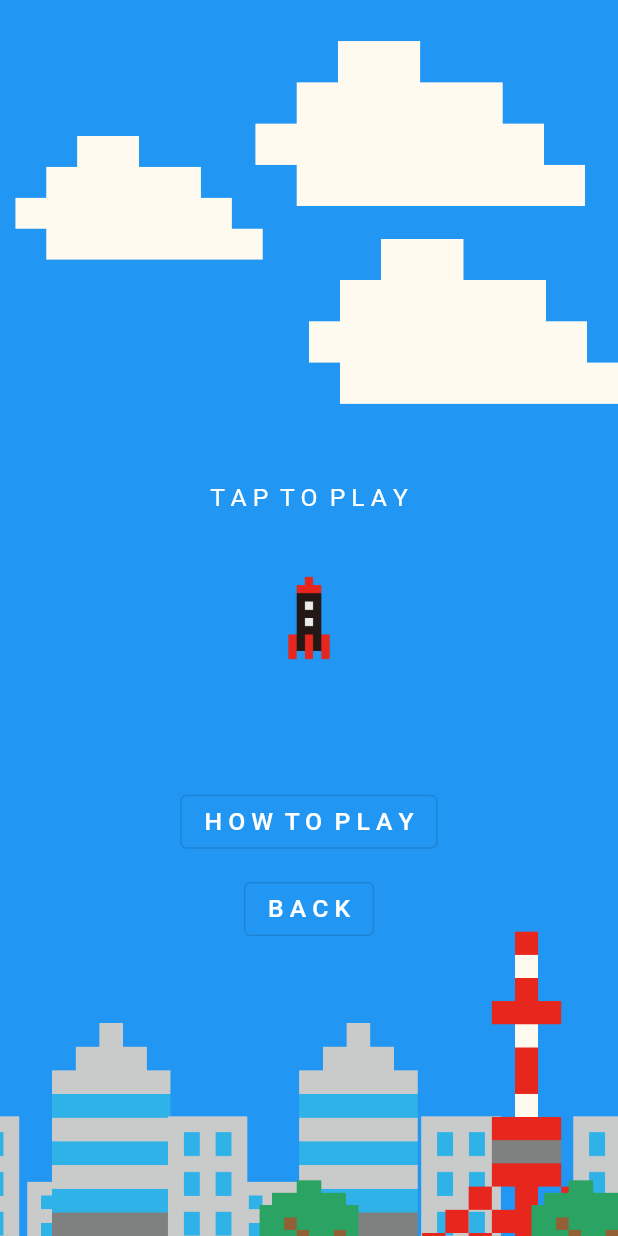
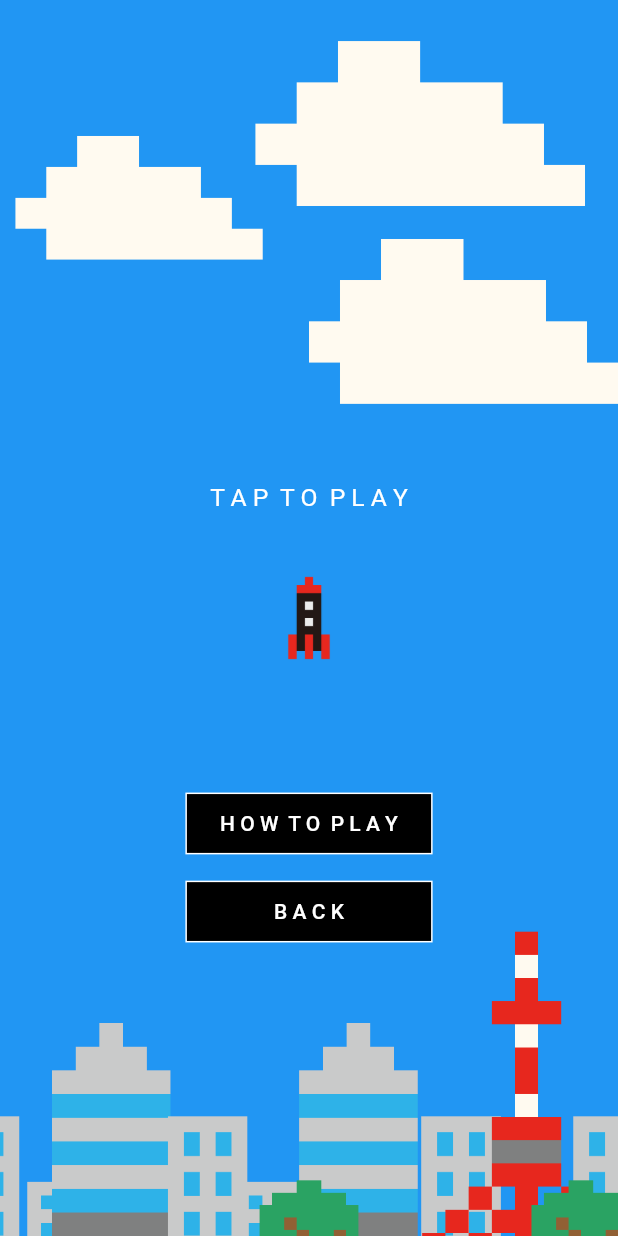
Before and after one commit to yuto90/new_rocket, a Flutter app: the screen it shows after launch, after a tap on "H A R D", on a phone screen of 412 x 824 dp. Run offline on Flutter 3.47's test engine with Material 2 defaults, Android fonts, the phone set to English and light mode, and no system bars; our stand-ins replace google_mobile_ads; network calls fail.

Commit message:
各モード画面のUI修正

```diff
--- a/lib/mode/clear.dart
+++ b/lib/mode/clear.dart
@@ -9,22 +9,28 @@ class Clear extends StatelessWidget {
   Widget build(BuildContext context) {
     // * クリア画面
     return model.display == 'clear'
-        ? Align(
-            alignment: Alignment.center,
-            child: Column(
-              mainAxisSize: MainAxisSize.min,
+        ? Stack(
             children: [
-                Text(
+              Align(
+                alignment: Alignment(0, -0.2),
+                child: Text(
                   'C L E A R !!!',
                   style: TextStyle(
                     fontSize: SizeConfig.blockSizeVertical! * 2,
                     color: Colors.white,
                   ),
                 ),
-                SizedBox(
-                  height: 180,
               ),
-                OutlinedButton(
+              Align(
+                alignment: Alignment(0, 0.35),
+                child: Container(
+                  height: SizeConfig.blockSizeVertical! * 5,
+                  width: SizeConfig.blockSizeHorizontal! * 30,
+                  decoration: BoxDecoration(
+                    border: Border.all(color: Colors.white),
+                    color: Colors.black,
+                  ),
+                  child: OutlinedButton(
                     onPressed: () {
                       //model.switchDisplay();
                       model.display = 'top';
@@ -33,12 +39,14 @@ class Clear extends StatelessWidget {
                     child: Text(
                       'E X I T',
                       style: TextStyle(
-                        fontSize: SizeConfig.blockSizeVertical! * 2,
-                        color: Colors.white),
+                        fontSize: SizeConfig.blockSizeVertical! * 1.7,
+                        color: Colors.white,
+                      ),
+                    ),
+                  ),
                 ),
               ),
             ],
-            ),
           )
         : const SizedBox();
   }
--- a/lib/mode/game_over.dart
+++ b/lib/mode/game_over.dart
@@ -10,22 +10,28 @@ class GameOver extends StatelessWidget {
   Widget build(BuildContext context) {
     // * ゲームオーバー画面
     return model.display == 'game_over'
-        ? Align(
-            alignment: Alignment.center,
-            child: Column(
-              mainAxisSize: MainAxisSize.min,
+        ? Stack(
             children: [
-                Text(
+              Align(
+                alignment: Alignment(0, -0.2),
+                child: Text(
                   'G A M E  O V E R',
                   style: TextStyle(
                     fontSize: SizeConfig.blockSizeVertical! * 2,
                     color: Colors.white,
                   ),
                 ),
-                SizedBox(
-                  height: SizeConfig.blockSizeVertical! * 20,
               ),
-                OutlinedButton(
+              Align(
+                alignment: Alignment(0, 0.35),
+                child: Container(
+                  height: SizeConfig.blockSizeVertical! * 5,
+                  width: SizeConfig.blockSizeHorizontal! * 35,
+                  decoration: BoxDecoration(
+                    border: Border.all(color: Colors.white),
+                    color: Colors.black,
+                  ),
+                  child: OutlinedButton(
                     onPressed: () {
                       //model.switchDisplay();
                       model.display = 'ready';
@@ -34,11 +40,23 @@ class GameOver extends StatelessWidget {
                     child: Text(
                       'C O N T I N U E',
                       style: TextStyle(
-                        fontSize: SizeConfig.blockSizeVertical! * 2,
-                        color: Colors.white),
+                        fontSize: SizeConfig.blockSizeVertical! * 1.7,
+                        color: Colors.white,
                       ),
                     ),
-                OutlinedButton(
+                  ),
+                ),
+              ),
+              Align(
+                alignment: Alignment(0, 0.5),
+                child: Container(
+                  height: SizeConfig.blockSizeVertical! * 5,
+                  width: SizeConfig.blockSizeHorizontal! * 35,
+                  decoration: BoxDecoration(
+                    border: Border.all(color: Colors.white),
+                    color: Colors.black,
+                  ),
+                  child: OutlinedButton(
                     onPressed: () {
                       //model.switchDisplay();
                       model.display = 'top';
@@ -47,18 +65,22 @@ class GameOver extends StatelessWidget {
                     child: Text(
                       'E X I T',
                       style: TextStyle(
-                        fontSize: SizeConfig.blockSizeVertical! * 2,
+                          fontSize: SizeConfig.blockSizeVertical! * 1.7,
                           color: Colors.white),
                     ),
                   ),
-                Container(
+                ),
+              ),
+              Align(
+                alignment: Alignment(0, 0.7),
+                child: Container(
                   color: Colors.white.withOpacity(0),
                   height: SizeConfig.blockSizeVertical! * 8,
                   width: double.infinity,
                   child: AdWidget(ad: model.myBanner),
+                ),
               )
             ],
-            ),
           )
         : const SizedBox();
   }
--- a/lib/mode/how.dart
+++ b/lib/mode/how.dart
@@ -107,6 +107,13 @@ class How extends StatelessWidget {
               // 戻るボタン
               Align(
                 alignment: Alignment(0, 0.5),
+                child: Container(
+                  height: SizeConfig.blockSizeVertical! * 5,
+                  width: SizeConfig.blockSizeHorizontal! * 30,
+                  decoration: BoxDecoration(
+                    border: Border.all(color: Colors.white),
+                    color: Colors.black,
+                  ),
                   child: OutlinedButton(
                     onPressed: () {
                       model.switchDisplay('ready');
@@ -114,8 +121,9 @@ class How extends StatelessWidget {
                     child: Text(
                       'B A C K',
                       style: TextStyle(
-                      fontSize: SizeConfig.blockSizeVertical! * 2,
+                        fontSize: SizeConfig.blockSizeVertical! * 1.7,
                         color: Colors.white,
+                      ),
                     ),
                   ),
                 ),
--- a/lib/mode/ready.dart
+++ b/lib/mode/ready.dart
@@ -27,15 +27,23 @@ class Ready extends StatelessWidget {
                 alignment: Alignment(0, 0.35),
                 child: model.gameHasStarted
                     ? const SizedBox()
-                    : OutlinedButton(
+                    : Container(
+                        height: SizeConfig.blockSizeVertical! * 5,
+                        width: SizeConfig.blockSizeHorizontal! * 40,
+                        decoration: BoxDecoration(
+                          border: Border.all(color: Colors.white),
+                          color: Colors.black,
+                        ),
+                        child: OutlinedButton(
                           onPressed: () {
                             model.switchDisplay('how');
                           },
                           child: Text(
                             'H O W  T O  P L A Y',
                             style: TextStyle(
-                            fontSize: SizeConfig.blockSizeVertical! * 2,
+                              fontSize: SizeConfig.blockSizeVertical! * 1.7,
                               color: Colors.white,
+                            ),
                           ),
                         ),
                       ),
@@ -45,15 +53,23 @@ class Ready extends StatelessWidget {
                 alignment: Alignment(0, 0.5),
                 child: model.gameHasStarted
                     ? const SizedBox()
-                    : OutlinedButton(
+                    : Container(
+                        height: SizeConfig.blockSizeVertical! * 5,
+                        width: SizeConfig.blockSizeHorizontal! * 40,
+                        decoration: BoxDecoration(
+                          border: Border.all(color: Colors.white),
+                          color: Colors.black,
+                        ),
+                        child: OutlinedButton(
                           onPressed: () {
                             model.switchDisplay('top');
                           },
                           child: Text(
                             'B A C K',
                             style: TextStyle(
-                            fontSize: SizeConfig.blockSizeVertical! * 2,
+                              fontSize: SizeConfig.blockSizeVertical! * 1.7,
                               color: Colors.white,
+                            ),
                           ),
                         ),
                       ),
--- a/lib/mode/top.dart
+++ b/lib/mode/top.dart
@@ -9,15 +9,11 @@ class Top extends StatelessWidget {
   Widget build(BuildContext context) {
     // * タイトル画面
     return model.display == 'top'
-        ? Align(
-            alignment: Alignment.center,
-            child: Column(
-              mainAxisSize: MainAxisSize.min,
+        ? Stack(
             children: [
-                SizedBox(
-                  height: SizeConfig.blockSizeVertical! * 18,
-                ),
-                Text(
+              Align(
+                alignment: Alignment(0, -0.2),
+                child: Text(
                   'Unlucky Rocket',
                   style: TextStyle(
                     fontSize: SizeConfig.blockSizeVertical! * 3,
@@ -25,10 +21,17 @@ class Top extends StatelessWidget {
                     color: Colors.white,
                   ),
                 ),
-                SizedBox(
-                  height: SizeConfig.blockSizeVertical! * 20,
               ),
-                OutlinedButton(
+              Align(
+                alignment: Alignment(0, 0.2),
+                child: Container(
+                  height: SizeConfig.blockSizeVertical! * 5,
+                  width: SizeConfig.blockSizeHorizontal! * 30,
+                  decoration: BoxDecoration(
+                    border: Border.all(color: Colors.white),
+                    color: Colors.black,
+                  ),
+                  child: OutlinedButton(
                     onPressed: () {
                       model.switchDifficulty('hard');
                       model.switchDisplay('ready');
@@ -36,12 +39,23 @@ class Top extends StatelessWidget {
                     child: Text(
                       'H A R D',
                       style: TextStyle(
-                      fontSize: SizeConfig.blockSizeVertical! * 2,
+                        fontSize: SizeConfig.blockSizeVertical! * 1.7,
                         color: Colors.white,
                       ),
                     ),
                   ),
-                OutlinedButton(
+                ),
+              ),
+              Align(
+                alignment: Alignment(0, 0.35),
+                child: Container(
+                  height: SizeConfig.blockSizeVertical! * 5,
+                  width: SizeConfig.blockSizeHorizontal! * 30,
+                  decoration: BoxDecoration(
+                    border: Border.all(color: Colors.white),
+                    color: Colors.black,
+                  ),
+                  child: OutlinedButton(
                     onPressed: () {
                       model.switchDifficulty('normal');
                       model.switchDisplay('ready');
@@ -49,12 +63,23 @@ class Top extends StatelessWidget {
                     child: Text(
                       'N O R M A L',
                       style: TextStyle(
-                      fontSize: SizeConfig.blockSizeVertical! * 2,
+                        fontSize: SizeConfig.blockSizeVertical! * 1.7,
                         color: Colors.white,
                       ),
                     ),
                   ),
-                OutlinedButton(
+                ),
+              ),
+              Align(
+                alignment: Alignment(0, 0.5),
+                child: Container(
+                  height: SizeConfig.blockSizeVertical! * 5,
+                  width: SizeConfig.blockSizeHorizontal! * 30,
+                  decoration: BoxDecoration(
+                    border: Border.all(color: Colors.white),
+                    color: Colors.black,
+                  ),
+                  child: OutlinedButton(
                     onPressed: () {
                       model.switchDifficulty('easy');
                       model.switchDisplay('ready');
@@ -62,13 +87,14 @@ class Top extends StatelessWidget {
                     child: Text(
                       'E A S Y',
                       style: TextStyle(
-                      fontSize: SizeConfig.blockSizeVertical! * 2,
+                        fontSize: SizeConfig.blockSizeVertical! * 1.7,
                         color: Colors.white,
                       ),
                     ),
                   ),
+                ),
+              ),
             ],
-            ),
           )
         : const SizedBox();
   }
```
Lines whose indentation alone changed are shown as unchanged.
